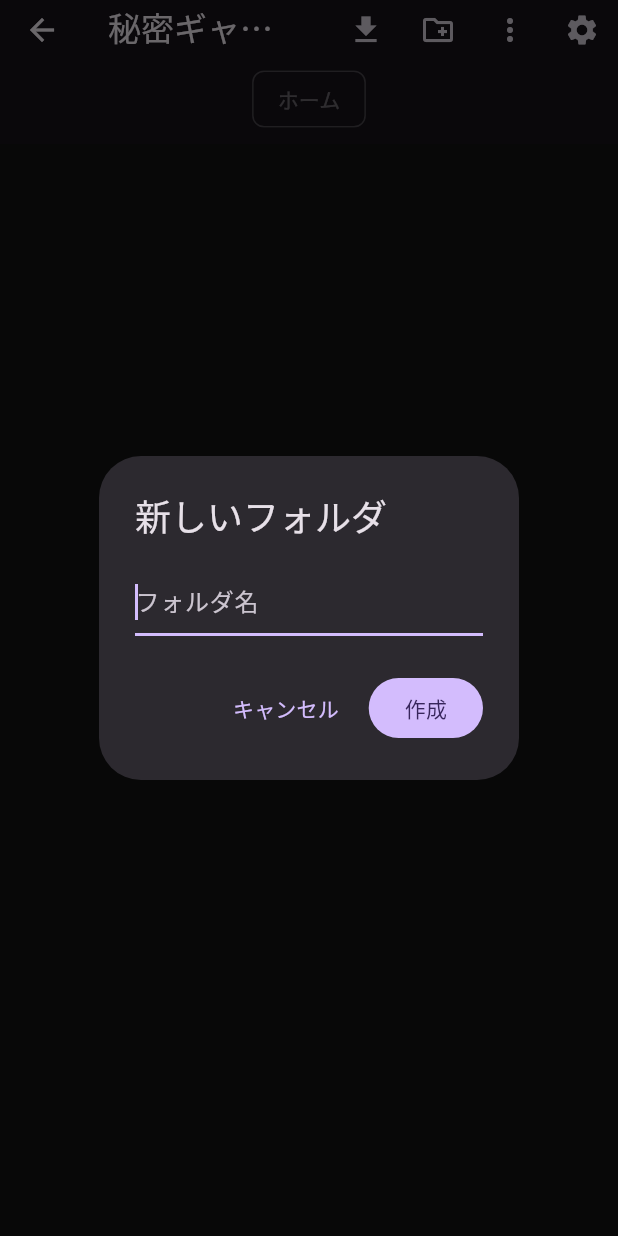
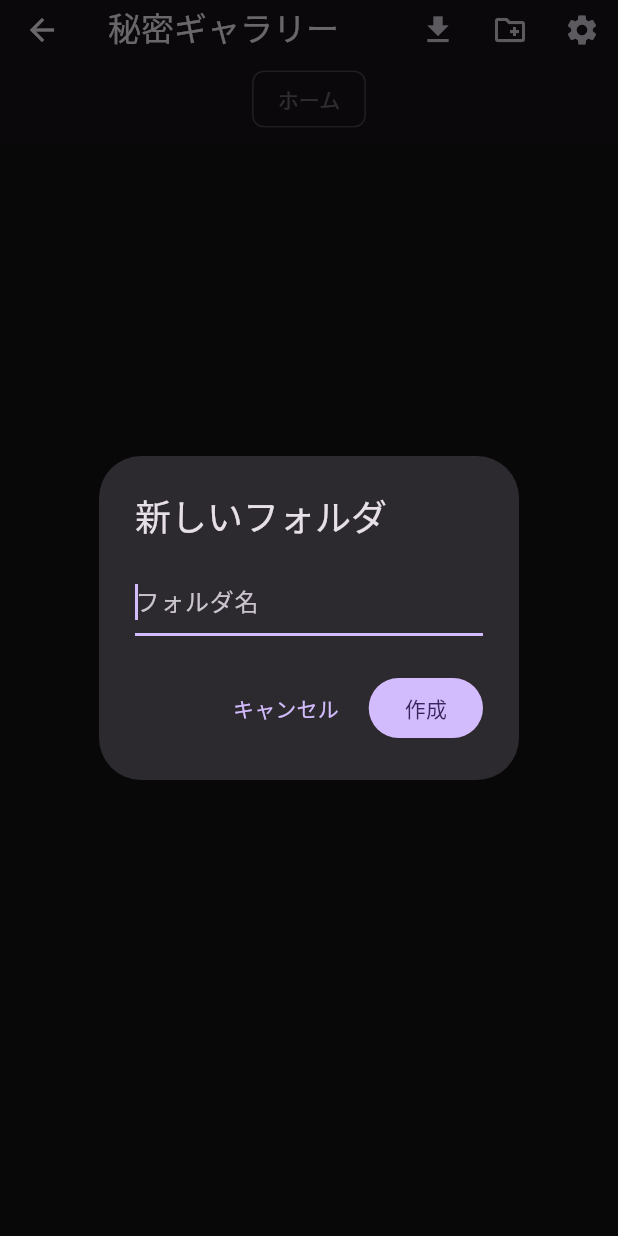
Before and after one commit to satoru-4tth/Secrrt_gallery_3, a Flutter app: the SecretGalleryPage screen opened directly, after a tap on the "download" icon, after a tap on the "create new folder" icon, on a phone screen of 412 x 824 dp. Run offline on Flutter 3.47's test engine with Material 3 defaults, Android fonts, the light colour scheme and no system bars; our stand-ins replace flutter_secure_storage, math_expressions; missing offline and left inert: cryptography, photo_manager; accounts and stored records are empty.

Commit message:
初期表示のいらないデータの表示を消した

```diff
--- a/lib/pages/secret_gallery_page.dart
+++ b/lib/pages/secret_gallery_page.dart
@@ -6,7 +6,6 @@ import '../services/vault_service.dart';
 import '../widgets/breadcrumb_bar.dart';
 import '../widgets/folder_tile.dart';
 import '../widgets/file_tile.dart';
-// import '../pages/change_password_page.dart'; // ← このファイルでは未使用なら消してOK
 import '../widgets/settings_menu_button.dart';
 
 class SecretGalleryPage extends StatefulWidget {
@@ -79,19 +78,20 @@ class _SecretGalleryPageState extends State<SecretGalleryPage> {
                   icon: const Icon(Icons.create_new_folder_outlined),
                   tooltip: 'フォルダ作成',
                 ),
-                PopupMenuButton<String>(
-                  onSelected: (v) {
-                    if (v == 'export_here') {
-                      ctrl.exportCurrentFolderToDevice(context, recursive: true);
-                    }
-                  },
-                  itemBuilder: (_) => const [
-                    PopupMenuItem(
-                      value: 'export_here',
-                      child: Text('このフォルダを端末へ戻す'),
-                    ),
-                  ],
-                ),
+                //上のメニューバーのフォルダを端末に戻す項目を表示するところ
+                // PopupMenuButton<String>(
+                //   onSelected: (v) {
+                //     if (v == 'export_here') {
+                //       ctrl.exportCurrentFolderToDevice(context, recursive: true);
+                //     }
+                //   },
+                //   itemBuilder: (_) => const [
+                //     PopupMenuItem(
+                //       value: 'export_here',
+                //       child: Text('このフォルダを端末へ戻す'),
+                //     ),
+                //   ],
+                // ),
                 const SettingsMenuButton(),
               ],
             ],
@@ -103,8 +103,8 @@ class _SecretGalleryPageState extends State<SecretGalleryPage> {
           ),
           body: isLoading
               ? const Center(child: CircularProgressIndicator())
-              : empty
-              ? const Center(child: Text('このフォルダは空です'))
+              // : empty
+              // ? const Center(child: Text('このフォルダは空です'))
               : GridView.builder(
             padding: const EdgeInsets.all(8),
             gridDelegate: const SliverGridDelegateWithFixedCrossAxisCount(
--- a/lib/services/vault_service.dart
+++ b/lib/services/vault_service.dart
@@ -9,6 +9,22 @@ import 'package:photo_manager/photo_manager.dart';
 import '../models/album_meta.dart';
 import 'dart:typed_data';
 import 'dart:async';
+
+// 表示にいらないファイルをはじく処理
+bool _looksLikeThumbOrCache(String name) {
+  final lower = name.toLowerCase();
+  return lower.startsWith('thumb_') ||
+      lower.startsWith('.thumb') ||
+      lower.endsWith('.thumb.jpg') ||
+      lower.startsWith('preview_') ||
+      lower.contains('.cache') ||
+      lower.startsWith('._'); // 一部OSが生成する隠しファイル
+}
+
+const _allowedExts = {
+  'jpg','jpeg','png','gif','webp','heic','heif','bmp',
+  'mp4','mov','m4v','avi','mkv','webm',
+};
 
 const _metaFileName = '.album.meta.json';
 
@@ -33,24 +49,47 @@ class VaultService {
     return dir;
   }
 
+// これで既存の listEntries を丸ごと置き換え
   Future<(List<Directory>, List<File>)> listEntries(Directory dir) async {
-    final d = <Directory>[];
-    final f = <File>[];
-    for (final e in dir.listSync()) {
-      if (e is Directory) d.add(e);
-      if (e is File) f.add(e);
+    final entries = await dir.list(followLinks: false).toList();
+
+    final dirs = <Directory>[];
+    final files = <File>[];
+
+    for (final e in entries) {
+      if (e is Directory) {
+        final name = p.basename(e.path);
+        if (name.startsWith('.')) continue; // 隠しフォルダ除外
+        dirs.add(e);
+      } else if (e is File) {
+        final name = p.basename(e.path);
+
+        // メタ・隠し・サムネ/キャッシュ系を除外
+        if (name == _metaFileName) continue;
+        if (name.startsWith('.')) continue;
+        if (_looksLikeThumbOrCache(name)) continue;
+
+        // 拡張子チェック（“元データ”のみに限定）
+        final ext = p.extension(name).toLowerCase().replaceFirst('.', '');
+        if (!_allowedExts.contains(ext)) continue;
+
+        // 0バイト除外（ダミー保険）
+        try {
+          if (await e.length() == 0) continue;
+        } catch (_) {
+          continue;
+        }
+
+        files.add(e);
+      }
     }
-    // フォルダは名前昇順、ファイルは更新日降順（お好みで）
-    d.sort((a, b) => a.path.toLowerCase().compareTo(b.path.toLowerCase()));
-    f.sort((a, b) =>
-        b
-            .statSync()
-            .modified
-            .compareTo(a
-            .statSync()
-            .modified));
-    return (d, f);
+
+    // 並び順は今まで通り（フォルダ:名前昇順 / ファイル:更新日降順）
+    dirs.sort((a, b) => a.path.toLowerCase().compareTo(b.path.toLowerCase()));
+    files.sort((a, b) => b.statSync().modified.compareTo(a.statSync().modified));
+    return (dirs, files);
   }
+
 
   /// フォルダ作成：表示名(displayName)と物理名(folderName)を分けたい場合に対応。
   /// folderName未指定なら displayName を物理名として使う（禁則文字は置換）。
```
Also changed, not shown: lib/controllers/gallery_controller.dart (+14 -4 lines), lib/widgets/file_tile.dart (+8 -1 lines), lib/widgets/folder_tile.dart (+16 -14 lines).
